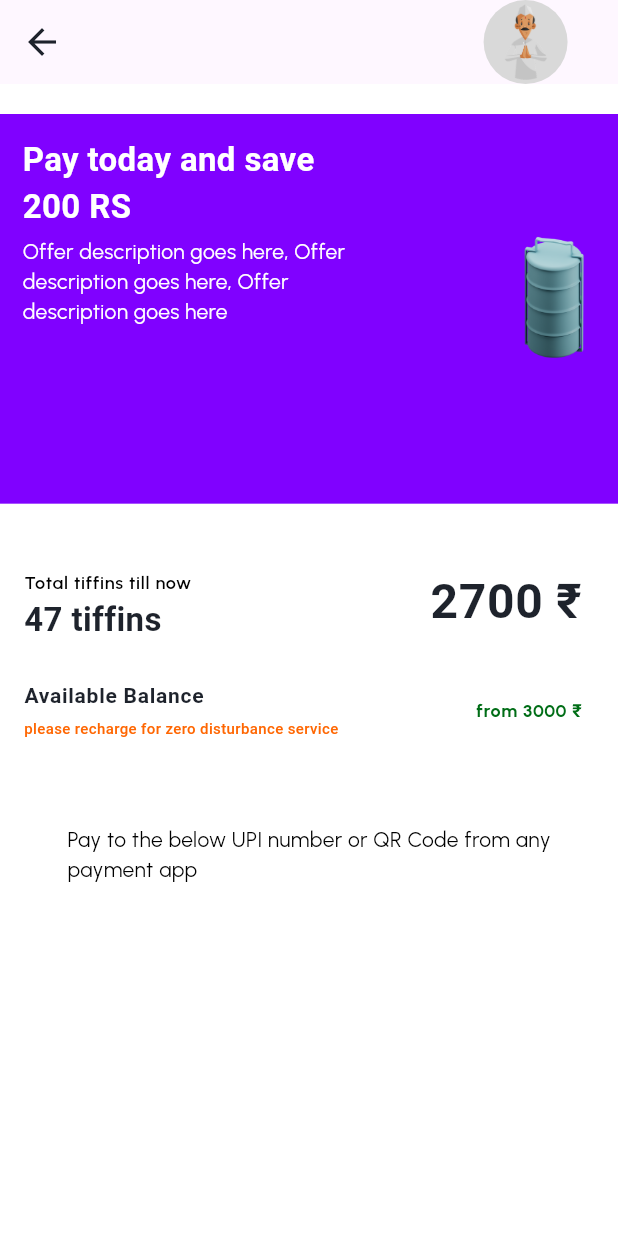
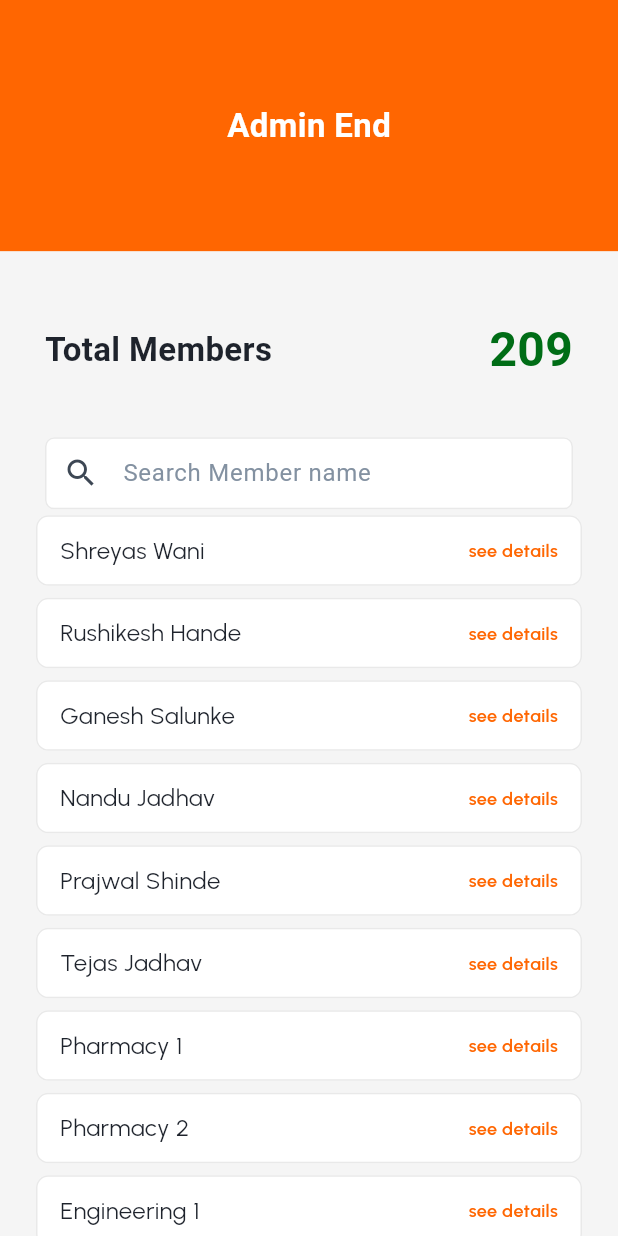
Before and after one commit to turklala0315/mess_app, a Flutter app: the screen it shows after launch, on a phone screen of 412 x 824 dp. Run offline on Flutter 3.47's test engine with Material 3 defaults, Android fonts, the phone set to English and light mode, and no system bars; our stand-ins replace device_preview, flutter_screenutil, image_picker, intl_phone_field; Roboto replaces fonts that are missing (urabanbold, urabanregular, urabansemibold).

Commit message:
total members screen is done

```diff
--- a/lib/core/constant/colors.dart
+++ b/lib/core/constant/colors.dart
@@ -21,4 +21,6 @@ const Color greenColor = Color(0xFF006D16);
 const Color circularColor = Color(0xFFD9D9D9);
 const Color circulrnoColor = Color(0xFFD7D7D7);
 const Color purpleColor = Color(0xFF8001FF);
-const Color pureColor = Color(0xFFFFFFFF);
+const Color purewhiteColor = Color(0xFFFFFFFF);
+const Color halfwhiteColor = Color(0xFFF5F5F5);
+const Color searchcontainerColor = Color(0xFFE9E9E9);
--- a/lib/core/constant/text_style.dart
+++ b/lib/core/constant/text_style.dart
@@ -62,6 +62,12 @@ final style16 = TextStyle(
   color: darkgrayColor,
   fontWeight: FontWeight.w500,
 );
+final style16mainblack = TextStyle(
+  fontFamily: "urbanregular",
+  fontSize: 16,
+  color: mainblackColor,
+  fontWeight: FontWeight.w500,
+);
 final style16mainorange = TextStyle(
   fontFamily: "urbansemibold",
   fontSize: 16,
@@ -110,6 +116,12 @@ final style12 = TextStyle(
   color: mainblackColor,
   fontWeight: FontWeight.w400,
 );
+final style12orange = TextStyle(
+  fontFamily: "urbansemibold",
+  fontSize: 12,
+  color: mainorangeColor,
+  fontWeight: FontWeight.w600,
+);
 final style12green = TextStyle(
   fontFamily: "urbanbold",
   fontSize: 12,
@@ -139,6 +151,12 @@ final style22 = TextStyle(
   fontSize: 22,
   color: pureblackColor,
   fontWeight: FontWeight.w600,
+);
+final style22bold = TextStyle(
+  fontFamily: "urabanbold",
+  fontSize: 22,
+  color: mainblackColor,
+  fontWeight: FontWeight.w700,
 );
 final style22white = TextStyle(
   fontFamily: "urabansemibold",
--- a/lib/main.dart
+++ b/lib/main.dart
@@ -1,19 +1,10 @@
 import 'package:flutter/foundation.dart';
 import 'package:flutter/material.dart';
 import 'package:flutter_screenutil/flutter_screenutil.dart';
-import 'package:mess_app/core/constant/auth/login/login_screen.dart';
-import 'package:mess_app/core/constant/auth/opt_fatch/opt_fatch_screen.dart';
-import 'package:mess_app/core/constant/auth/otp/otp_screen.dart';
-import 'package:mess_app/core/constant/auth/register/register_screen.dart';
-import 'package:mess_app/ui/screens/box/box_screen.dart';
-import 'package:mess_app/ui/screens/details/details_screen.dart';
-import 'package:mess_app/ui/screens/details_for_registeration/details_for_reggisteration.dart';
-import 'package:mess_app/ui/screens/home/home_screen.dart';
-import 'package:mess_app/ui/screens/menu/menu_screen.dart';
 import 'package:mess_app/ui/screens/order/order_screen.dart';
-import 'package:mess_app/ui/screens/payment/payment_screen.dart';
-import 'package:mess_app/ui/screens/rate_cart/rate_cart_screen.dart';
-import 'package:mess_app/ui/screens/wellcome/wellcome_screen.dart';
+import 'package:mess_app/ui/screens/total_members/total_members_screen.dart';
+
+import 'package:mess_app/ui/screens/update_profile/update_profile_screen.dart';
 import 'package:device_preview/device_preview.dart';
 
 void main() {
@@ -38,7 +29,7 @@ class MyApp extends StatelessWidget {
           builder: DevicePreview.appBuilder,
           theme: ThemeData.light(),
           darkTheme: ThemeData.dark(),
-          home: PaymentScreen(),
+          home: TotalMembersScreen(),
         );
       },
     );
--- a/lib/ui/screens/payment/payment_screen.dart
+++ b/lib/ui/screens/payment/payment_screen.dart
@@ -16,7 +16,7 @@ class _PaymentScreenState extends State<PaymentScreen> {
   @override
   Widget build(BuildContext context) {
     return Scaffold(
-      backgroundColor: pureColor,
+      backgroundColor: purewhiteColor,
       appBar: AppBar(
         leading: IconButton(
           onPressed: () {
--- /dev/null
+++ b/lib/ui/screens/total_members/total_members_screen.dart
@@ -0,0 +1,133 @@
+import 'package:flutter/material.dart';
+import 'package:flutter_screenutil/flutter_screenutil.dart';
+import 'package:mess_app/core/constant/colors.dart';
+import 'package:mess_app/core/constant/text_style.dart';
+
+class TotalMembersScreen extends StatefulWidget {
+  const TotalMembersScreen({super.key});
+
+  @override
+  State<TotalMembersScreen> createState() => _TotalMembersScreenState();
+}
+
+class _TotalMembersScreenState extends State<TotalMembersScreen> {
+  final List<String> members = [
+    'Shreyas Wani',
+    'Rushikesh Hande',
+    'Ganesh Salunke',
+    'Nandu Jadhav',
+    'Prajwal Shinde',
+    'Tejas Jadhav',
+    'Pharmacy 1',
+    'Pharmacy 2',
+    'Engineering 1',
+    'Engineering 2',
+    'Engineering 3',
+  ];
+  @override
+  Widget build(BuildContext context) {
+    return Scaffold(
+      backgroundColor: halfwhiteColor,
+      body: Column(
+        children: [
+          Container(
+            height: 165.h,
+            width: double.infinity,
+            color: mainorangeColor,
+            child: Center(child: Text('Admin End', style: style22white)),
+          ),
+          Padding(
+            padding: const EdgeInsets.symmetric(horizontal: 30),
+            child: Expanded(
+              child: Column(
+                mainAxisAlignment: MainAxisAlignment.start,
+                children: [
+                  //
+                  SizedBox(height: 42.h),
+                  Row(
+                    mainAxisAlignment: MainAxisAlignment.spaceBetween,
+                    children: [
+                      Text('Total Members', style: style22bold),
+                      Text('209', style: style32green),
+                    ],
+                  ),
+                  //
+                  SizedBox(height: 35.h),
+                  //
+                  searchtextfield(),
+                ],
+              ),
+            ),
+          ),
+          Expanded(
+            child: ListView.builder(
+              itemCount: members.length,
+              itemBuilder: (context, index) {
+                return _buildMemberListItem(members[index]);
+              },
+            ),
+          ),
+        ],
+      ),
+    );
+  }
+
+  Widget searchtextfield() {
+    return TextField(
+      decoration: InputDecoration(
+        fillColor: purewhiteColor,
+        filled: true,
+        hintText: 'Search Member name',
+        hintStyle: TextStyle(color: darkgrayColor),
+        prefixIcon: Icon(Icons.search, color: minusColor),
+        border: OutlineInputBorder(
+          borderRadius: BorderRadius.circular(6.r),
+          borderSide: BorderSide(color: searchcontainerColor),
+        ),
+        enabledBorder: OutlineInputBorder(
+          borderRadius: BorderRadius.circular(6.r),
+          borderSide: BorderSide(color: searchcontainerColor),
+        ),
+        focusedBorder: OutlineInputBorder(
+          borderRadius: BorderRadius.circular(6.r),
+          borderSide: BorderSide(color: mainorangeColor, width: 2),
+        ),
+        contentPadding: EdgeInsets.symmetric(vertical: 12, horizontal: 10),
+      ),
+    );
+  }
+
+  //
+  //
+  Widget _buildMemberListItem(String name) {
+    return Padding(
+      padding: const EdgeInsets.symmetric(horizontal: 20),
+      child: Card(
+        color: purewhiteColor,
+        elevation: 0,
+        shape: RoundedRectangleBorder(
+          borderRadius: BorderRadius.circular(8.r),
+          side: BorderSide(
+            color: searchcontainerColor,
+            width: 1,
+          ), // Light border
+        ),
+        child: Padding(
+          padding: EdgeInsets.symmetric(horizontal: 16.0, vertical: 12.0),
+          child: Row(
+            mainAxisAlignment: MainAxisAlignment.spaceBetween,
+            children: [
+              Text(name, style: style16mainblack),
+              GestureDetector(
+                onTap: () {
+                  ;
+                },
+                child: Text('see details', style: style12orange),
+              ),
+            ],
+          ),
+        ),
+      ),
+    );
+  }
+}
--- a/pubspec.yaml
+++ b/pubspec.yaml
@@ -37,7 +37,7 @@ dependencies:
   flutter_screenutil: ^5.9.3
   device_preview: ^1.3.1
   intl_phone_field: ^3.2.0
-
+  image_picker: ^1.1.2
 dev_dependencies:
   flutter_test:
     sdk: flutter
```
Also changed, not shown: lib/ui/screens/update_profile/update_profile_screen.dart (added, +317 -0 lines), assets/icon_assets/edit.png (added), pubspec.lock, 5 other files.
